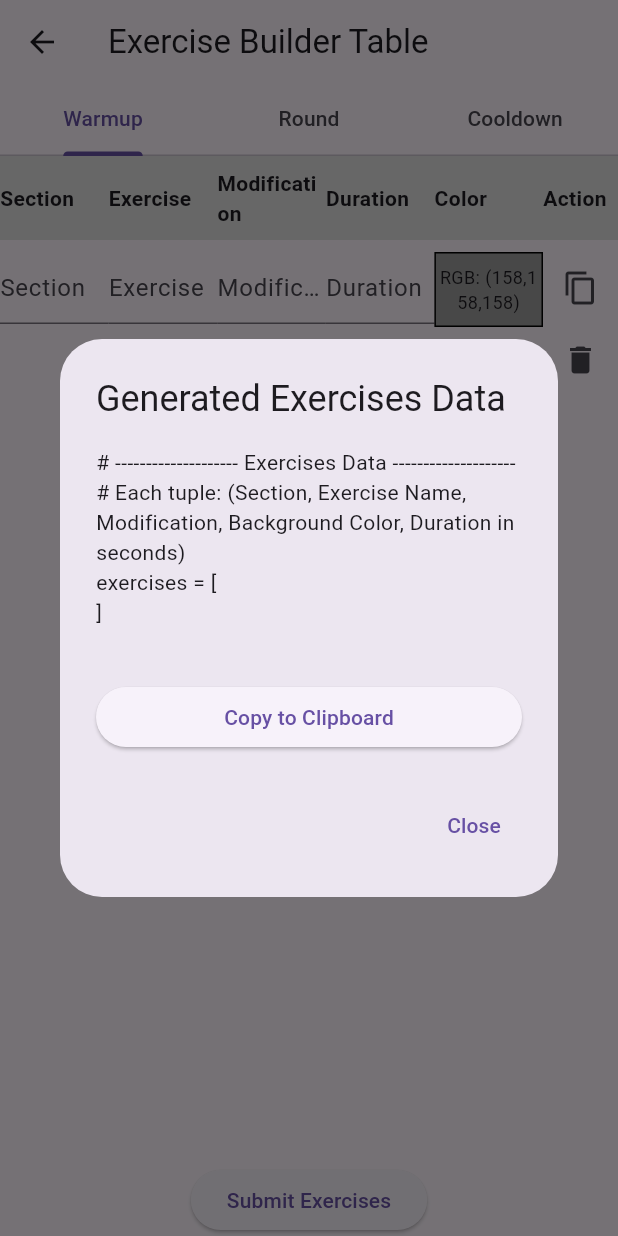
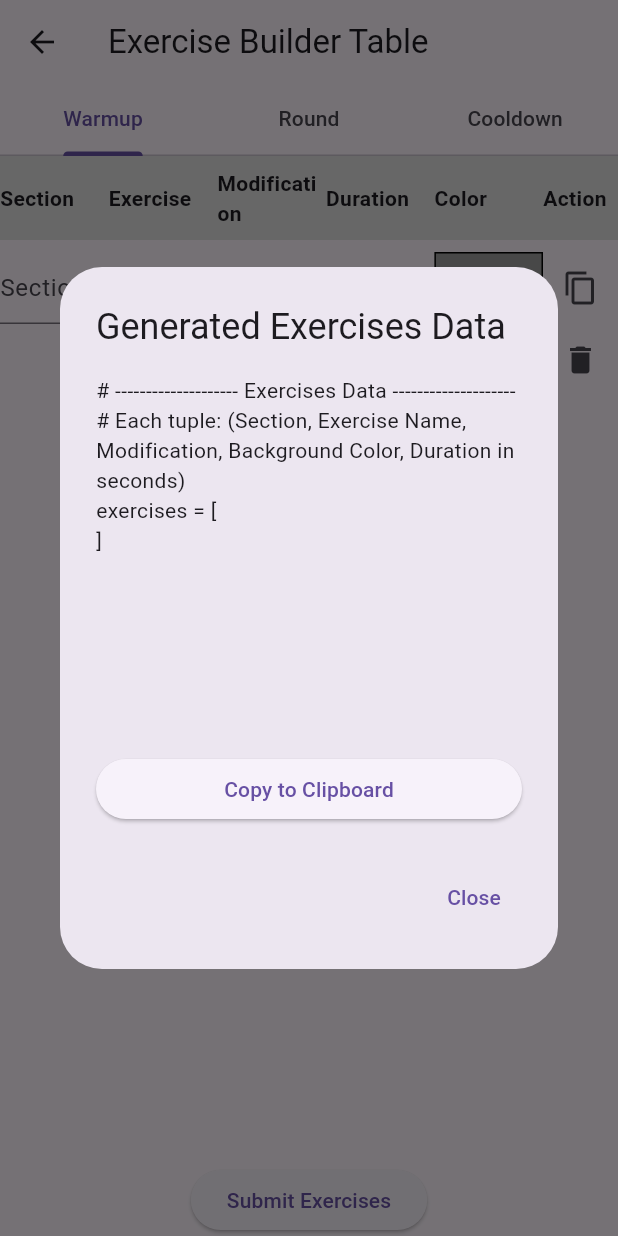
Before and after one commit to sarah-eliza/simplyactiveapp, a Flutter app: the ExerciseBuilderTable screen opened directly, after a tap on "Submit Exercises", on a phone screen of 412 x 824 dp. Run offline on Flutter 3.47's test engine with Material 3 defaults, Android fonts, the phone set to English and light mode, and no system bars; our stand-ins replace flutter_colorpicker, supabase_flutter, video_player; accounts and stored records are empty.

Commit message:
Update exercise builder

```diff
--- a/lib/screens/exercise_form.dart
+++ b/lib/screens/exercise_form.dart
@@ -453,12 +453,17 @@ class _ExerciseBuilderTableState extends State<ExerciseBuilderTable>
                   context: context,
                   builder: (context) => AlertDialog(
                     title: const Text("Generated Exercises Data"),
-                    content: SingleChildScrollView(
+                    content: SizedBox(
+                      width: double.maxFinite,
+                      height: 300, // Fixed height for the dialog's content.
                       child: Column(
                         crossAxisAlignment: CrossAxisAlignment.stretch,
                         children: [
-                          Text(output),
-                          const SizedBox(height: 16),
+                          Expanded(
+                            child: SingleChildScrollView(
+                              child: Text(output),
+                            ),
+                          ),
                           ElevatedButton(
                             onPressed: () {
                               Clipboard.setData(ClipboardData(text: output));
@@ -479,6 +484,7 @@ class _ExerciseBuilderTableState extends State<ExerciseBuilderTable>
                     ],
                   ),
                 );
+
               },
               child: const Text("Submit Exercises"),
             ),
```
